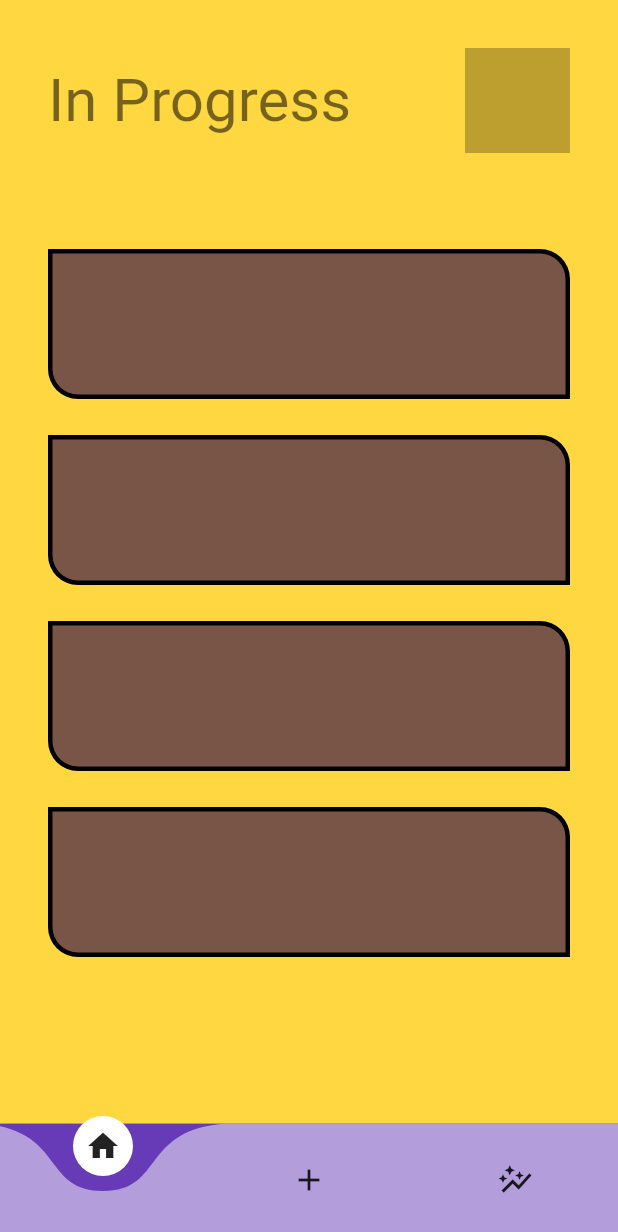
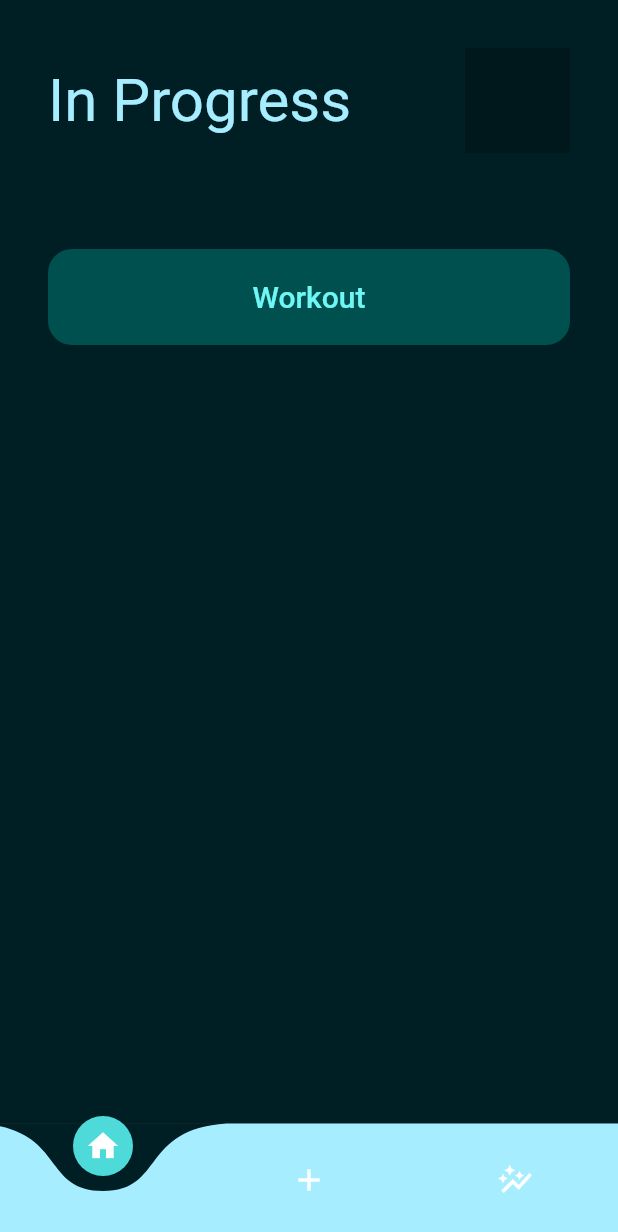
Before and after one commit to thanhphamtrung/habit_tracker, a Flutter app: the screen it shows after launch, on a phone screen of 412 x 824 dp. Shown: the top 1232 px of the screen. Run offline on Flutter 3.47's test engine with Material 2 defaults, Android fonts, the phone set to English and light mode, and no system bars; drawn by our look-alikes of curved_navigation_bar; our stand-ins replace get.

Commit message:
add theme

```diff
--- a/lib/src/app.dart
+++ b/lib/src/app.dart
@@ -3,6 +3,7 @@ import 'package:flutter/material.dart';
 import 'package:get/route_manager.dart';
 
 import 'package:habit_tracker/src/bindings/navigation_binding.dart';
+import 'package:habit_tracker/src/core/color/color_schemes.dart';
 
 import 'screens/navigation_screen.dart';
 
@@ -12,6 +13,9 @@ class App extends StatelessWidget {
   @override
   Widget build(BuildContext context) {
     return GetMaterialApp(
+      theme: ThemeData(
+        colorScheme: darkColorScheme,
+      ),
       getPages: [
         GetPage(
             participatesInRootNavigator: true,
--- /dev/null
+++ b/lib/src/core/color/color_schemes.dart
@@ -0,0 +1,69 @@
+import 'package:flutter/material.dart';
+
+const lightColorScheme = ColorScheme(
+  brightness: Brightness.light,
+  primary: Color(0xFF006A69),
+  onPrimary: Color(0xFFFFFFFF),
+  primaryContainer: Color(0xFF6FF7F5),
+  onPrimaryContainer: Color(0xFF002020),
+  secondary: Color(0xFFAE2F34),
+  onSecondary: Color(0xFFFFFFFF),
+  secondaryContainer: Color(0xFFFFDAD8),
+  onSecondaryContainer: Color(0xFF410006),
+  tertiary: Color(0xFF785A00),
+  onTertiary: Color(0xFFFFFFFF),
+  tertiaryContainer: Color(0xFFFFDF9B),
+  onTertiaryContainer: Color(0xFF251A00),
+  error: Color(0xFFBA1A1A),
+  errorContainer: Color(0xFFFFDAD6),
+  onError: Color(0xFFFFFFFF),
+  onErrorContainer: Color(0xFF410002),
+  background: Color(0xFFF8FDFF),
+  onBackground: Color(0xFF001F25),
+  surface: Color(0xFFF8FDFF),
+  onSurface: Color(0xFF001F25),
+  surfaceVariant: Color(0xFFDAE5E4),
+  onSurfaceVariant: Color(0xFF3F4948),
+  outline: Color(0xFF6F7978),
+  onInverseSurface: Color(0xFFD6F6FF),
+  inverseSurface: Color(0xFF00363F),
+  inversePrimary: Color(0xFF4DDAD9),
+  shadow: Color(0xFF000000),
+  surfaceTint: Color(0xFF006A69),
+  outlineVariant: Color(0xFFBEC9C8),
+  scrim: Color(0xFF000000),
+);
+
+const darkColorScheme = ColorScheme(
+  brightness: Brightness.dark,
+  primary: Color(0xFF4DDAD9),
+  onPrimary: Color(0xFF003737),
+  primaryContainer: Color(0xFF00504F),
+  onPrimaryContainer: Color(0xFF6FF7F5),
+  secondary: Color(0xFFFFB3B0),
+  onSecondary: Color(0xFF68000F),
+  secondaryContainer: Color(0xFF8C1520),
+  onSecondaryContainer: Color(0xFFFFDAD8),
+  tertiary: Color(0xFFF1C048),
+  onTertiary: Color(0xFF3F2E00),
+  tertiaryContainer: Color(0xFF5B4300),
+  onTertiaryContainer: Color(0xFFFFDF9B),
+  error: Color(0xFFFFB4AB),
+  errorContainer: Color(0xFF93000A),
+  onError: Color(0xFF690005),
+  onErrorContainer: Color(0xFFFFDAD6),
+  background: Color(0xFF001F25),
+  onBackground: Color(0xFFA6EEFF),
+  surface: Color(0xFF001F25),
+  onSurface: Color(0xFFA6EEFF),
+  surfaceVariant: Color(0xFF3F4948),
+  onSurfaceVariant: Color(0xFFBEC9C8),
+  outline: Color(0xFF889392),
+  onInverseSurface: Color(0xFF001F25),
+  inverseSurface: Color(0xFFA6EEFF),
+  inversePrimary: Color(0xFF006A69),
+  shadow: Color(0xFF000000),
+  surfaceTint: Color(0xFF4DDAD9),
+  outlineVariant: Color(0xFF3F4948),
+  scrim: Color(0xFF000000),
+);
--- a/lib/src/screens/home_screen.dart
+++ b/lib/src/screens/home_screen.dart
@@ -4,14 +4,14 @@ import 'package:get/get.dart';
 
 import '../widgets/habit_card.dart';
 
-class HomeScreen extends StatelessWidget {
+class HomeScreen extends GetView {
   const HomeScreen({super.key});
 
   @override
   Widget build(BuildContext context) {
     return Container(
       padding: const EdgeInsets.symmetric(horizontal: 32, vertical: 32),
-      color: Colors.amberAccent,
+      color: context.theme.colorScheme.background,
       child: SafeArea(
         child: Column(
           children: [
@@ -20,7 +20,8 @@ class HomeScreen extends StatelessWidget {
               children: [
                 Text(
                   'In Progress',
-                  style: context.textTheme.headlineLarge,
+                  style: context.textTheme.headlineLarge
+                      ?.copyWith(color: context.theme.colorScheme.onBackground),
                 ),
                 Container(
                   color: Colors.black26,
@@ -32,13 +33,9 @@ class HomeScreen extends StatelessWidget {
             const SizedBox(height: 64),
             const Column(
               children: [
-                HabitCard(),
-                SizedBox(height: 24),
-                HabitCard(),
-                SizedBox(height: 24),
-                HabitCard(),
-                SizedBox(height: 24),
-                HabitCard(),
+                HabitCard(
+                  title: 'Workout',
+                ),
                 SizedBox(height: 24),
               ],
             )
--- a/lib/src/screens/navigation_screen.dart
+++ b/lib/src/screens/navigation_screen.dart
@@ -3,10 +3,11 @@ import 'package:flutter/material.dart';
 import 'package:curved_navigation_bar/curved_navigation_bar.dart';
 import 'package:get/get.dart';
 
-import 'package:habit_tracker/src/controllers/navigation_controller.dart';
-import 'package:habit_tracker/src/screens/create_habit_screen.dart';
-import 'package:habit_tracker/src/screens/home_screen.dart';
-import 'package:habit_tracker/src/screens/stat_screen.dart';
+import '../controllers/navigation_controller.dart';
+
+import 'create_habit_screen.dart';
+import 'home_screen.dart';
+import 'stat_screen.dart';
 
 class NavigationScreen extends GetView<NavigationController> {
   const NavigationScreen({super.key});
@@ -23,15 +24,24 @@ class NavigationScreen extends GetView<NavigationController> {
             ],
           ),
           bottomNavigationBar: CurvedNavigationBar(
-            items: const [
-              Icon(Icons.home),
-              Icon(Icons.add),
-              Icon(Icons.auto_graph),
+            items: [
+              Icon(
+                Icons.home,
+                size: context.theme.buttonBarTheme.buttonHeight,
+              ),
+              Icon(
+                Icons.add,
+                size: context.theme.buttonBarTheme.buttonHeight,
+              ),
+              Icon(
+                Icons.auto_graph,
+                size: context.theme.buttonBarTheme.buttonHeight,
+              ),
             ],
             onTap: controller.changeTabIndex,
-            backgroundColor: Colors.deepPurple,
-            color: Colors.deepPurple.shade200,
-            buttonBackgroundColor: Colors.white,
+            backgroundColor: context.theme.colorScheme.surface,
+            color: context.theme.colorScheme.onSurface,
+            buttonBackgroundColor: context.theme.colorScheme.primary,
           ),
         ));
   }
--- a/lib/src/widgets/habit_card.dart
+++ b/lib/src/widgets/habit_card.dart
@@ -1,24 +1,27 @@
 import 'package:flutter/material.dart';
 
-class HabitCard extends StatelessWidget {
+import 'package:get/get.dart';
+
+class HabitCard extends GetView {
+  final String title;
   const HabitCard({
     super.key,
+    required this.title,
   });
 
   @override
   Widget build(BuildContext context) {
     return Container(
-      height: 100,
+      height: 64,
       decoration: BoxDecoration(
-        color: Colors.brown,
-        borderRadius: const BorderRadius.only(
-          topRight: Radius.circular(20.0),
-          bottomLeft: Radius.circular(20.0),
-        ),
-        border: Border.all(
-          color: Colors.black,
-          width: 3.0,
-        ),
+          color: context.theme.colorScheme.primaryContainer,
+          borderRadius: const BorderRadius.all(
+            Radius.circular(16.0),
+          )),
+      child: Center(
+        child: Text('Workout',
+            style: context.textTheme.titleLarge?.copyWith(
+                color: context.theme.colorScheme.onPrimaryContainer)),
       ),
     );
   }
--- a/pubspec.yaml
+++ b/pubspec.yaml
@@ -37,6 +37,7 @@ dependencies:
   cupertino_icons: ^1.0.2
   get: ^4.6.6
   curved_navigation_bar: ^1.0.3
+  dynamic_color: ^1.6.8
 
 dev_dependencies:
   flutter_test:
```
Also changed, not shown: pubspec.lock.
